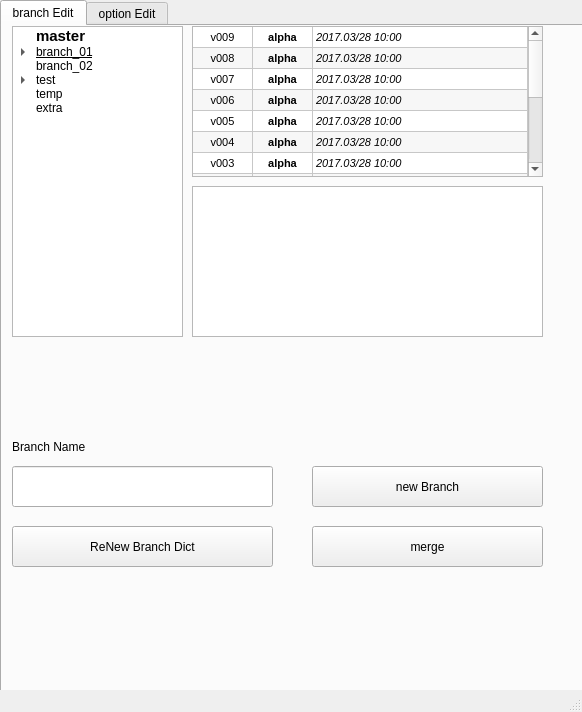
Before: the Qt Designer form publishTool/publishtooladv_01.ui in alphaelf0080/ribGen, drawn with Qt 5.
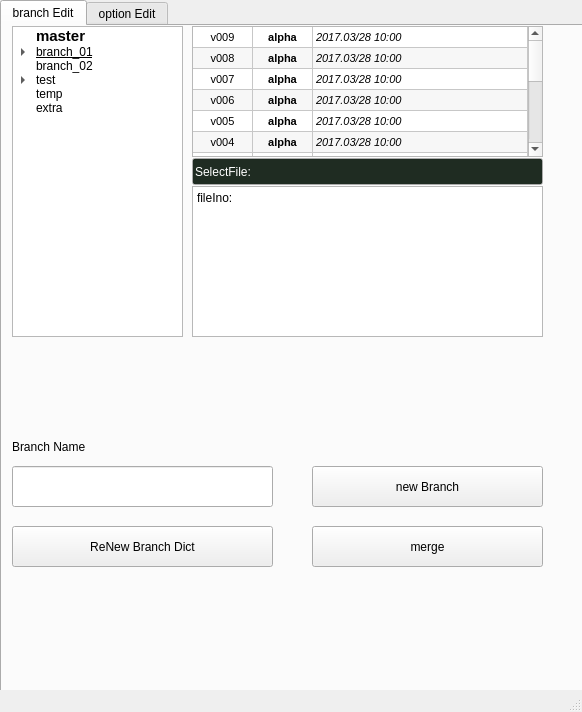
After: the same form once the commit is applied. Icons and pictures are not drawn.

What changed in the file:
```diff
--- a/publishTool/publishtooladv_01.ui
+++ b/publishTool/publishtooladv_01.ui
@@ -116,6 +116,16 @@
       <property name="tabChangesFocus">
        <bool>false</bool>
       </property>
+      <property name="readOnly">
+       <bool>false</bool>
+      </property>
+      <property name="html">
+       <string>&lt;!DOCTYPE HTML PUBLIC &quot;-//W3C//DTD HTML 4.0//EN&quot; &quot;http://www.w3.org/TR/REC-html40/strict.dtd&quot;&gt;
+&lt;html&gt;&lt;head&gt;&lt;meta name=&quot;qrichtext&quot; content=&quot;1&quot; /&gt;&lt;style type=&quot;text/css&quot;&gt;
+p, li { white-space: pre-wrap; }
+&lt;/style&gt;&lt;/head&gt;&lt;body style=&quot; font-family:'PMingLiU'; font-size:9pt; font-weight:400; font-style:normal;&quot;&gt;
+&lt;p style=&quot; margin-top:0px; margin-bottom:0px; margin-left:0px; margin-right:0px; -qt-block-indent:0; text-indent:0px;&quot;&gt;fileIno:&lt;/p&gt;&lt;/body&gt;&lt;/html&gt;</string>
+      </property>
       <property name="textInteractionFlags">
        <set>Qt::LinksAccessibleByKeyboard|Qt::LinksAccessibleByMouse|Qt::TextBrowserInteraction|Qt::TextSelectableByKeyboard|Qt::TextSelectableByMouse</set>
       </property>
@@ -314,7 +324,7 @@
         <x>190</x>
         <y>0</y>
         <width>351</width>
-        <height>151</height>
+        <height>131</height>
        </rect>
       </property>
       <property name="font">
@@ -789,6 +799,83 @@
        <string>ReNew Branch Dict</string>
       </property>
      </widget>
+     <widget class="QLineEdit" name="lineEdit_currentFileName">
+      <property name="geometry">
+       <rect>
+        <x>190</x>
+        <y>132</y>
+        <width>351</width>
+        <height>27</height>
+       </rect>
+      </property>
+      <property name="palette">
+       <palette>
+        <active>
+         <colorrole role="Text">
+          <brush brushstyle="SolidPattern">
+           <color alpha="255">
+            <red>255</red>
+            <green>255</green>
+            <blue>255</blue>
+           </color>
+          </brush>
+         </colorrole>
+         <colorrole role="Base">
+          <brush brushstyle="SolidPattern">
+           <color alpha="255">
+            <red>31</red>
+            <green>44</green>
+            <blue>34</blue>
+           </color>
+          </brush>
+         </colorrole>
+        </active>
+        <inactive>
+         <colorrole role="Text">
+          <brush brushstyle="SolidPattern">
+           <color alpha="255">
+            <red>255</red>
+            <green>255</green>
+            <blue>255</blue>
+           </color>
+          </brush>
+         </colorrole>
+         <colorrole role="Base">
+          <brush brushstyle="SolidPattern">
+           <color alpha="255">
+            <red>31</red>
+            <green>44</green>
+            <blue>34</blue>
+           </color>
+          </brush>
+         </colorrole>
+        </inactive>
+        <disabled>
+         <colorrole role="Text">
+          <brush brushstyle="SolidPattern">
+           <color alpha="255">
+            <red>120</red>
+            <green>120</green>
+            <blue>120</blue>
+           </color>
+          </brush>
+         </colorrole>
+         <colorrole role="Base">
+          <brush brushstyle="SolidPattern">
+           <color alpha="255">
+            <red>240</red>
+            <green>240</green>
+            <blue>240</blue>
+           </color>
+          </brush>
+         </colorrole>
+        </disabled>
+       </palette>
+      </property>
+      <property name="text">
+       <string>SelectFile:</string>
+      </property>
+     </widget>
     </widget>
     <widget class="QWidget" name="tab_2">
      <attribute name="title">
```
Left out of the diff: 7 changed lines with no effect on the pictures.
